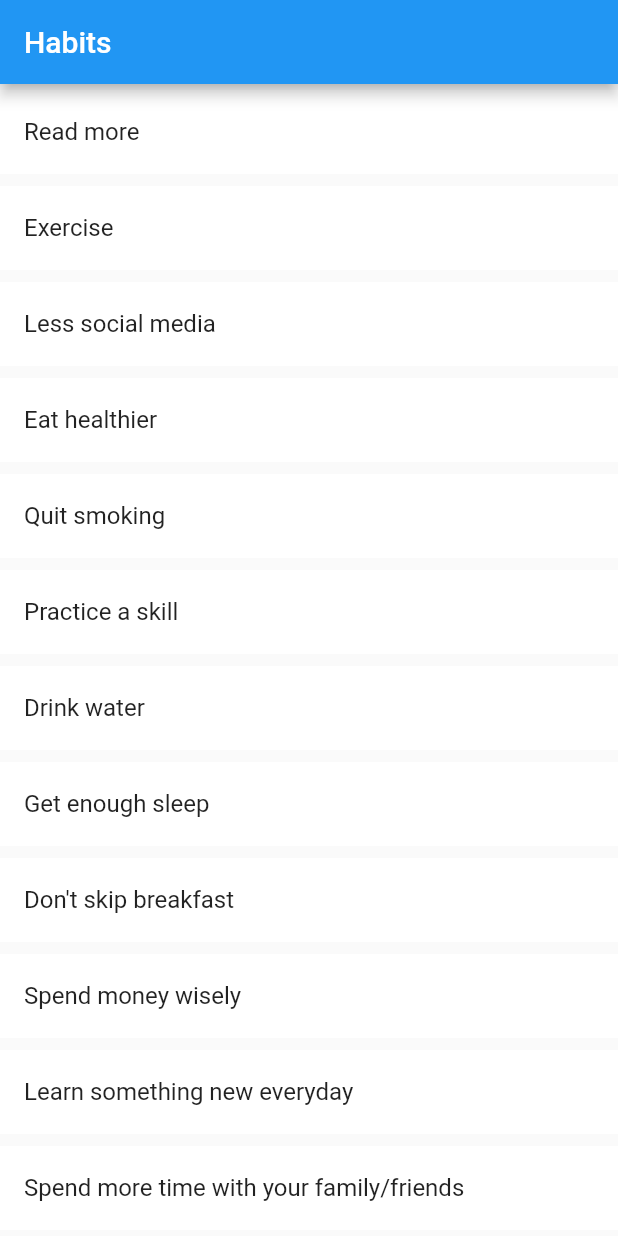
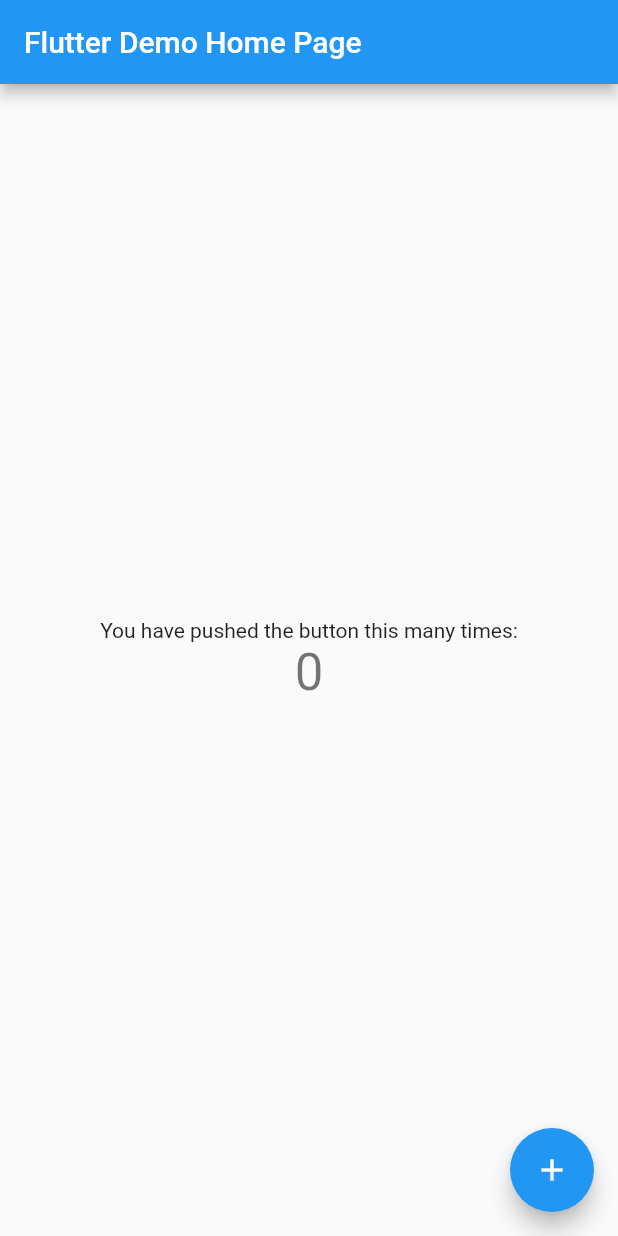
Before and after one commit to andrei-toterman/habit-garden, a Flutter app: the screen it shows after launch, on a phone screen of 412 x 824 dp. Run offline on Flutter 3.47's test engine with Material 2 defaults, Android fonts, the phone set to English and light mode, and no system bars; generated files the repository leaves out were written again.

Commit message:
refactorization of the tracked habit class + revert main
added a few missing fields, changed a few names and reverted main to a useful state (cb6e5fe)

```diff
--- a/flutter/habit_garden/lib/listItem.dart
+++ /dev/null
@@ -1,6 +0,0 @@
-class ListItem<T>{
-  bool isSelected = false;
-  T data;
-
-  ListItem(this.data);
-}
--- a/flutter/habit_garden/lib/main.dart
+++ b/flutter/habit_garden/lib/main.dart
@@ -1,5 +1,4 @@
 import 'package:flutter/material.dart';
-import 'listItem.dart';
 
 void main() => runApp(MyApp());
 
@@ -25,58 +24,31 @@ class MyHomePage extends StatefulWidget {
 }
 
 class _MyHomePageState extends State<MyHomePage> {
-  List<ListItem<String>> list;
+  int _counter = 0;
 
-  @override
-  void initState(){
-    super.initState();
-    populateData();
-  }
-
-  void populateData(){
-    list = [];
-    list.add(ListItem<String>("Read more"));
-    list.add(ListItem<String>("Exercise"));
-    list.add(ListItem<String>("Less social media"));
-    list.add(ListItem<String>("Eat healthier"));
-    list.add(ListItem<String>("Quit smoking"));
-    list.add(ListItem<String>("Practice a skill"));
-    list.add(ListItem<String>("Drink water"));
-    list.add(ListItem<String>("Get enough sleep"));
-    list.add(ListItem<String>("Don't skip breakfast"));
-    list.add(ListItem<String>("Spend money wisely"));
-    list.add(ListItem<String>("Learn something new everyday"));
-    list.add(ListItem<String>("Spend more time with your family/friends"));
+  void _incrementCounter() {
+    setState(() => _counter++);
   }
 
   @override
-  Widget build(BuildContext context){
-    return Scaffold(
-        appBar: AppBar(
-        title: Text("Habits"),
-
-    ),
-      body: ListView.builder(
-        itemCount: list.length,
-        itemBuilder: _getListItemTile,
-      ),
-    );
-  }
-
-  Widget _getListItemTile(BuildContext context, int index) {
-    return GestureDetector(
-      onTap: () {
-        setState(() {
-          list[index].isSelected = true;
-        });
-      },
-      child: Container(
-        margin: EdgeInsets.symmetric(vertical: 4),
-        color: list[index].isSelected ? Colors.red[100] : Colors.white,
-        child: ListTile(
-          title: Text(list[index].data),
+  Widget build(BuildContext context) => Scaffold(
+        appBar: AppBar(title: Text(widget.title)),
+        body: Center(
+          child: Column(
+            mainAxisAlignment: MainAxisAlignment.center,
+            children: <Widget>[
+              Text('You have pushed the button this many times:'),
+              Text(
+                '$_counter',
+                style: Theme.of(context).textTheme.headline4,
+              ),
+            ],
+          ),
         ),
-      ),
-    );
-  }
+        floatingActionButton: FloatingActionButton(
+          onPressed: _incrementCounter,
+          tooltip: 'Increment',
+          child: Icon(Icons.add),
+        ),
+      );
 }
```
Also changed, not shown: flutter/habit_garden/lib/completionStatus.dart (deleted, +0 -15 lines), flutter/habit_garden/lib/completion_status.dart (added, +17 -0 lines), flutter/habit_garden/lib/flower.dart (+10 -9 lines), flutter/habit_garden/lib/tracked_habit.dart (added, +32 -0 lines), flutter/habit_garden/lib/trackedhabit.dart (deleted, +0 -33 lines), flutter/habit_garden/lib/completion_status.g.dart, flutter/habit_garden/lib/flower.g.dart, flutter/habit_garden/lib/tracked_habit.g.dart, 2 other files.
